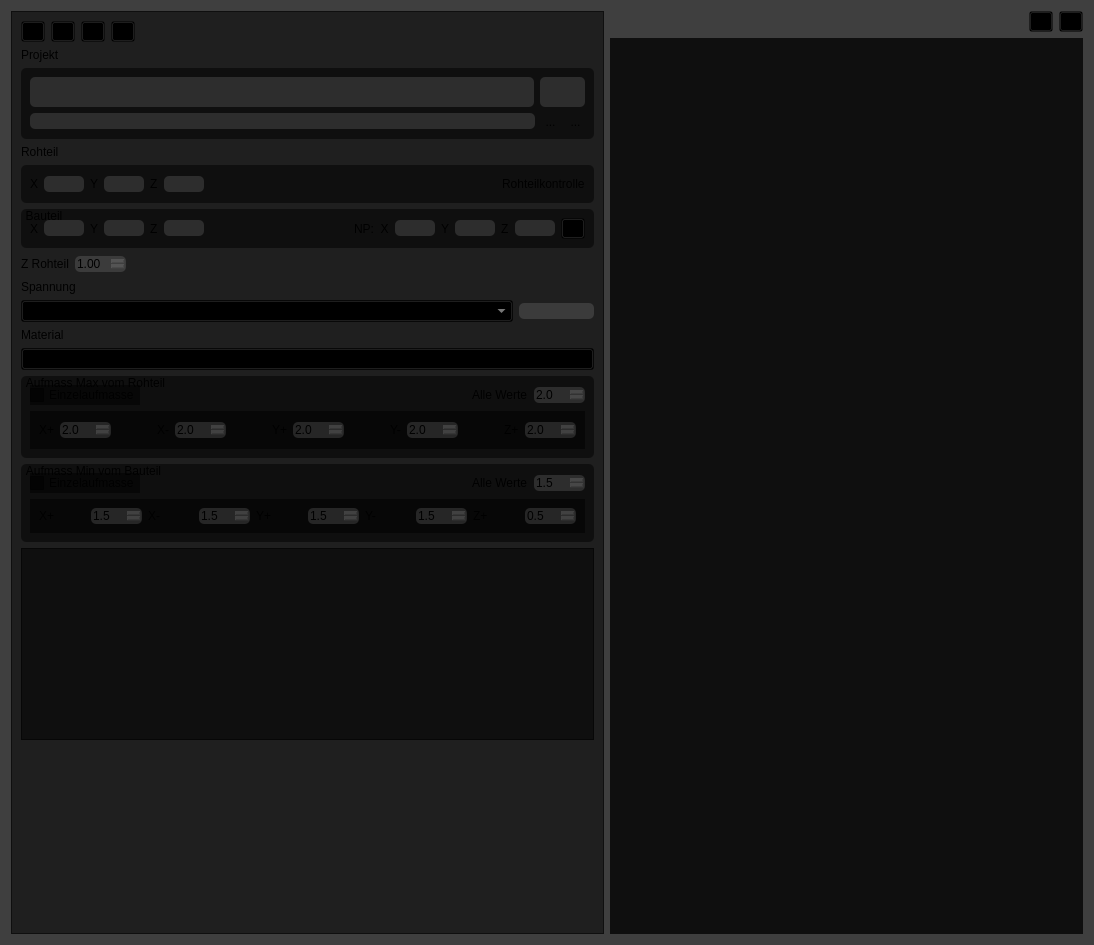
Before: the Qt Designer form Project/tab_project.ui in mikejg/CamHelper, drawn with Qt 5.
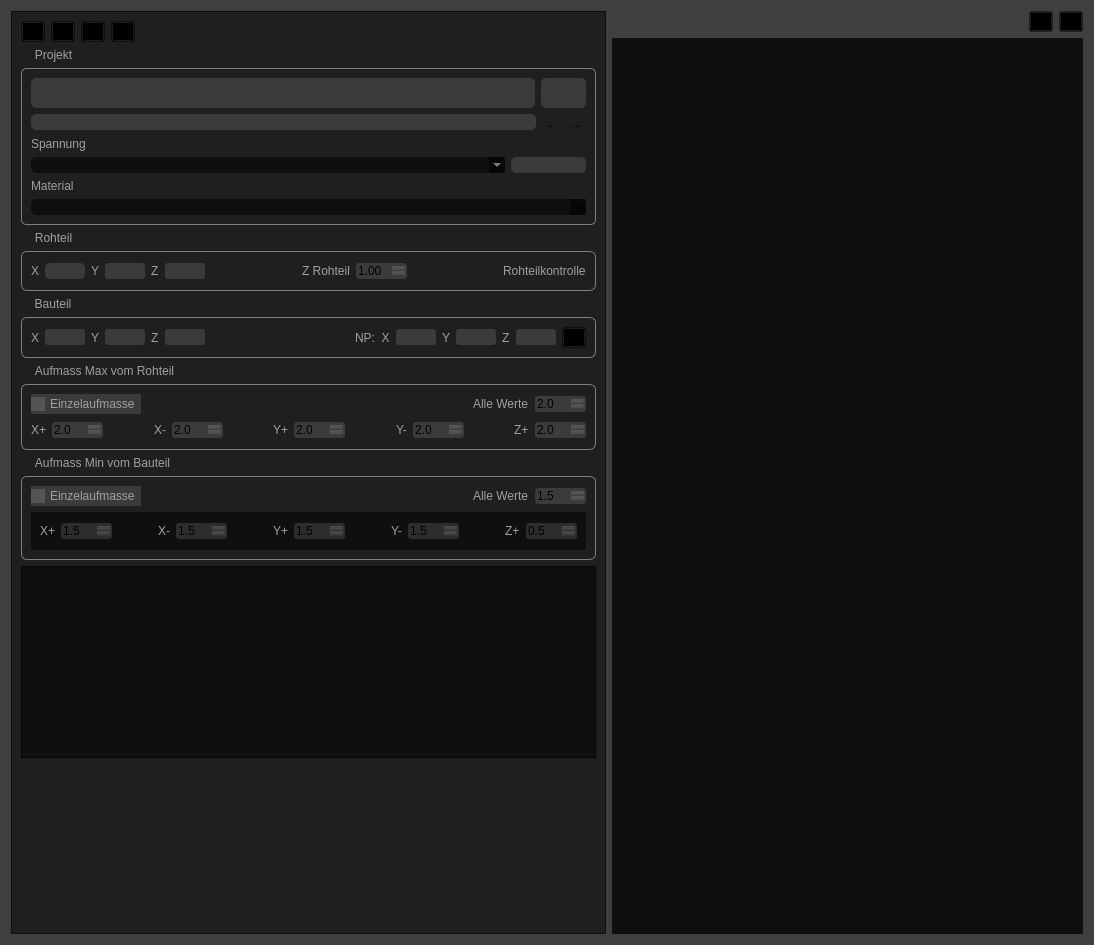
After: the same form once the commit is applied. Icons and pictures are not drawn. Custom widgets are drawn as their Qt base class.

```diff
--- a/Project/tab_project.ui
+++ b/Project/tab_project.ui
@@ -16,23 +16,41 @@
   <property name="styleSheet">
    <string notr="true">QWidget{background-color: rgba(0, 0, 0, 128);}
 
-QToolButton{
-	background-color: rgba(0, 0, 0,0);}
+QLabel{color:rgb(160,160,160);}
+
+QCheckBox{color:rgb(160,160,160);
+background-color: rgba(255, 255, 255,32);}
+
+QToolButton{background-color: rgba(0, 0, 0,0);}
 
 QDoubleSpinBox{background-color: rgba(255, 255, 255,32);
-border-radius:5px;}
+                               border-radius:3px;}
+QDoubleSpinBox:focus{border: 1px solid;
+                                          border-color: rgb(0, 128, 0);
+                                          selection-background-color: rgb(40, 76, 117);}
 
 QLineEdit{background-color: rgba(255, 255, 255,32);
-border-radius:5px;}
+                  border-radius:3px;}
+QLineEdit:focus{border: 1px solid;
+                             border-color: rgb(0, 128, 0);
+                            selection-background-color: rgb(40, 76, 117);}
 
-QLabel{background-color: rgba(255, 255, 255,0);}
+QLabel{background-color: rgba(255, 255, 255,0);
+             color:rgb(160,160,160);}
 
-QGroupBox{border-radius: 5px;}
+QGroupBox {
+    border: 1px  solid;
+    border-color: rgb(128, 128, 128);
+    border-radius: 6px;
+    margin-top: 20px;
+   background-color: rgba(255, 255, 255,0);
+}
 
 QGroupBox::title {
+    color:rgb(160,160,160);
     subcontrol-origin: margin;
-    subcontrol-position: top left; /* position at the top center */
-    padding: 0 3px;
+    left: 7px;
+    padding: 0px 5px 0px 5px;
 }</string>
   </property>
   <layout class="QHBoxLayout" name="horizontalLayout_12">
@@ -119,23 +137,13 @@
         </item>
        </layout>
       </item>
-      <item>
-       <widget class="QLabel" name="label_Project">
-        <property name="styleSheet">
-         <string notr="true">background-color: rgba(255, 255, 255,0);</string>
-        </property>
-        <property name="text">
-         <string>Projekt</string>
-        </property>
-       </widget>
-      </item>
       <item>
        <widget class="QGroupBox" name="groupBox">
         <property name="styleSheet">
          <string notr="true">border-radius: 5px;</string>
         </property>
         <property name="title">
-         <string/>
+         <string>Projekt</string>
         </property>
         <layout class="QVBoxLayout" name="verticalLayout_6">
          <item>
@@ -312,23 +320,73 @@
            </item>
           </layout>
          </item>
-        </layout>
+         <item>
+          <widget class="QLabel" name="label_Spannung">
+           <property name="maximumSize">
+            <size>
+             <width>16777215</width>
+             <height>30</height>
+            </size>
+           </property>
+           <property name="text">
+            <string>Spannung</string>
+           </property>
        </widget>
       </item>
       <item>
-       <widget class="QLabel" name="label_RawPart">
-        <property name="styleSheet">
-         <string notr="true">background-color: rgba(255, 255, 255,0);</string>
-        </property>
+          <layout class="QHBoxLayout" name="horizontalLayout_5">
+           <item>
+            <widget class="QComboBox" name="comboBox_Clamping">
+             <property name="enabled">
+              <bool>false</bool>
+             </property>
+            </widget>
+           </item>
+           <item>
+            <widget class="QLineEdit" name="lineEdit_NP">
+             <property name="enabled">
+              <bool>false</bool>
+             </property>
+             <property name="maximumSize">
+              <size>
+               <width>75</width>
+               <height>16777215</height>
+              </size>
+             </property>
+            </widget>
+           </item>
+          </layout>
+         </item>
+         <item>
+          <widget class="QLabel" name="label_Material">
+           <property name="maximumSize">
+            <size>
+             <width>16777215</width>
+             <height>30</height>
+            </size>
+           </property>
         <property name="text">
-         <string>Rohteil</string>
-        </property>
+            <string>Material</string>
+           </property>
+          </widget>
+         </item>
+         <item>
+          <widget class="QComboBox" name="comboBox_Material">
+           <property name="minimumSize">
+            <size>
+             <width>435</width>
+             <height>0</height>
+            </size>
+           </property>
+          </widget>
+         </item>
+        </layout>
        </widget>
       </item>
       <item>
        <widget class="QGroupBox" name="groupBox_Rohteil">
         <property name="title">
-         <string/>
+         <string>Rohteil</string>
         </property>
         <layout class="QVBoxLayout" name="verticalLayout">
          <item>
@@ -397,6 +455,42 @@
              </property>
             </widget>
            </item>
+           <item>
+            <spacer name="horizontalSpacer_12">
+             <property name="orientation">
+              <enum>Qt::Horizontal</enum>
+             </property>
+             <property name="sizeHint" stdset="0">
+              <size>
+               <width>40</width>
+               <height>20</height>
+              </size>
+             </property>
+            </spacer>
+           </item>
+           <item>
+            <widget class="QLabel" name="label_ZRohTeil">
+             <property name="text">
+              <string>Z Rohteil</string>
+             </property>
+            </widget>
+           </item>
+           <item>
+            <widget class="QDoubleSpinBox" name="doubleSpinBox_ZRohTeil">
+             <property name="sizePolicy">
+              <sizepolicy hsizetype="Fixed" vsizetype="Fixed">
+               <horstretch>0</horstretch>
+               <verstretch>0</verstretch>
+              </sizepolicy>
+             </property>
+             <property name="singleStep">
+              <double>0.500000000000000</double>
+             </property>
+             <property name="value">
+              <double>1.000000000000000</double>
+             </property>
+            </widget>
+           </item>
            <item>
             <spacer name="horizontalSpacer">
              <property name="orientation">
@@ -586,106 +680,6 @@
         </layout>
        </widget>
       </item>
-      <item>
-       <layout class="QHBoxLayout" name="horizontalLayout_4">
-        <item>
-         <widget class="QLabel" name="label_ZRohTeil">
-          <property name="text">
-           <string>Z Rohteil</string>
-          </property>
-         </widget>
-        </item>
-        <item>
-         <widget class="QDoubleSpinBox" name="doubleSpinBox_ZRohTeil">
-          <property name="sizePolicy">
-           <sizepolicy hsizetype="Fixed" vsizetype="Fixed">
-            <horstretch>0</horstretch>
-            <verstretch>0</verstretch>
-           </sizepolicy>
-          </property>
-          <property name="singleStep">
-           <double>0.500000000000000</double>
-          </property>
-          <property name="value">
-           <double>1.000000000000000</double>
-          </property>
-         </widget>
-        </item>
-        <item>
-         <spacer name="horizontalSpacer_2">
-          <property name="orientation">
-           <enum>Qt::Horizontal</enum>
-          </property>
-          <property name="sizeHint" stdset="0">
-           <size>
-            <width>40</width>
-            <height>20</height>
-           </size>
-          </property>
-         </spacer>
-        </item>
-       </layout>
-      </item>
-      <item>
-       <widget class="QLabel" name="label_Spannung">
-        <property name="maximumSize">
-         <size>
-          <width>16777215</width>
-          <height>30</height>
-         </size>
-        </property>
-        <property name="text">
-         <string>Spannung</string>
-        </property>
-       </widget>
-      </item>
-      <item>
-       <layout class="QHBoxLayout" name="horizontalLayout_5">
-        <item>
-         <widget class="QComboBox" name="comboBox_Clamping">
-          <property name="enabled">
-           <bool>false</bool>
-          </property>
-         </widget>
-        </item>
-        <item>
-         <widget class="QLineEdit" name="lineEdit_NP">
-          <property name="enabled">
-           <bool>false</bool>
-          </property>
-          <property name="maximumSize">
-           <size>
-            <width>75</width>
-            <height>16777215</height>
-           </size>
-          </property>
-         </widget>
-        </item>
-       </layout>
-      </item>
-      <item>
-       <widget class="QLabel" name="label_Material">
-        <property name="maximumSize">
-         <size>
-          <width>16777215</width>
-          <height>30</height>
-         </size>
-        </property>
-        <property name="text">
-         <string>Material</string>
-        </property>
-       </widget>
-      </item>
-      <item>
-       <widget class="QComboBox" name="comboBox_Material">
-        <property name="minimumSize">
-         <size>
-          <width>435</width>
-          <height>0</height>
-         </size>
-        </property>
-       </widget>
-      </item>
       <item>
        <widget class="QGroupBox" name="groupBox_AufmassMaxRT">
         <property name="minimumSize">
@@ -746,14 +740,7 @@
           </layout>
          </item>
          <item>
-          <widget class="QWidget" name="widget_RT_AufmassEinzel" native="true">
-           <property name="maximumSize">
-            <size>
-             <width>16777215</width>
-             <height>40</height>
-            </size>
-           </property>
-           <layout class="QHBoxLayout" name="horizontalLayout_7">
+          <layout class="QHBoxLayout" name="horizontalLayout_4">
             <item>
              <widget class="QLabel" name="label_RT_Xplus">
               <property name="text">
@@ -913,7 +900,6 @@
              </widget>
             </item>
            </layout>
-          </widget>
          </item>
         </layout>
        </widget>
@@ -1003,6 +989,19 @@
               </property>
              </widget>
             </item>
+            <item>
+             <spacer name="horizontalSpacer_2">
+              <property name="orientation">
+               <enum>Qt::Horizontal</enum>
+              </property>
+              <property name="sizeHint" stdset="0">
+               <size>
+                <width>40</width>
+                <height>20</height>
+               </size>
+              </property>
+             </spacer>
+            </item>
             <item>
              <widget class="QLabel" name="label_FT_Xminus">
               <property name="text">
@@ -1023,6 +1022,19 @@
               </property>
              </widget>
             </item>
+            <item>
+             <spacer name="horizontalSpacer_13">
+              <property name="orientation">
+               <enum>Qt::Horizontal</enum>
+              </property>
+              <property name="sizeHint" stdset="0">
+               <size>
+                <width>40</width>
+                <height>20</height>
+               </size>
+              </property>
+             </spacer>
+            </item>
             <item>
              <widget class="QLabel" name="label_FT_Yplus">
               <property name="text">
@@ -1043,6 +1055,19 @@
               </property>
              </widget>
             </item>
+            <item>
+             <spacer name="horizontalSpacer_14">
+              <property name="orientation">
+               <enum>Qt::Horizontal</enum>
+              </property>
+              <property name="sizeHint" stdset="0">
+               <size>
+                <width>40</width>
+                <height>20</height>
+               </size>
+              </property>
+             </spacer>
+            </item>
             <item>
              <widget class="QLabel" name="label_FT_Yminus">
               <property name="text">
@@ -1063,6 +1088,19 @@
               </property>
              </widget>
             </item>
+            <item>
+             <spacer name="horizontalSpacer_15">
+              <property name="orientation">
+               <enum>Qt::Horizontal</enum>
+              </property>
+              <property name="sizeHint" stdset="0">
+               <size>
+                <width>40</width>
+                <height>20</height>
+               </size>
+              </property>
+             </spacer>
+            </item>
             <item>
              <widget class="QLabel" name="label_FT_Zplus">
               <property name="text">
@@ -1200,7 +1238,7 @@
          <rect>
           <x>0</x>
           <y>0</y>
-          <width>433</width>
+          <width>431</width>
           <height>884</height>
          </rect>
         </property>
```
Left out of the diff: 2 changed lines with no effect on the pictures. Lines whose indentation alone changed are shown as unchanged.
